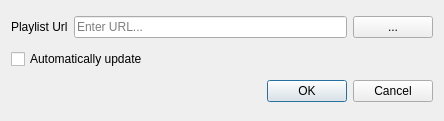
The window that src/LoadXSPFDialog.ui (tomahawk-player/tomahawk) describes before a commit, drawn with Qt 5.
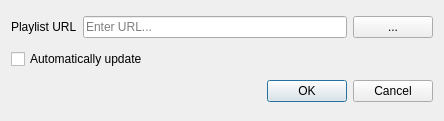
The same window after the commit.

Commit message: Copy edit Url to URL

Diff of the .ui file:
```diff
--- a/src/LoadXSPFDialog.ui
+++ b/src/LoadXSPFDialog.ui
@@ -19,7 +19,7 @@
      <item>
       <widget class="QLabel" name="label">
        <property name="text">
-        <string>Playlist Url</string>
+        <string>Playlist URL</string>
        </property>
       </widget>
      </item>
```
